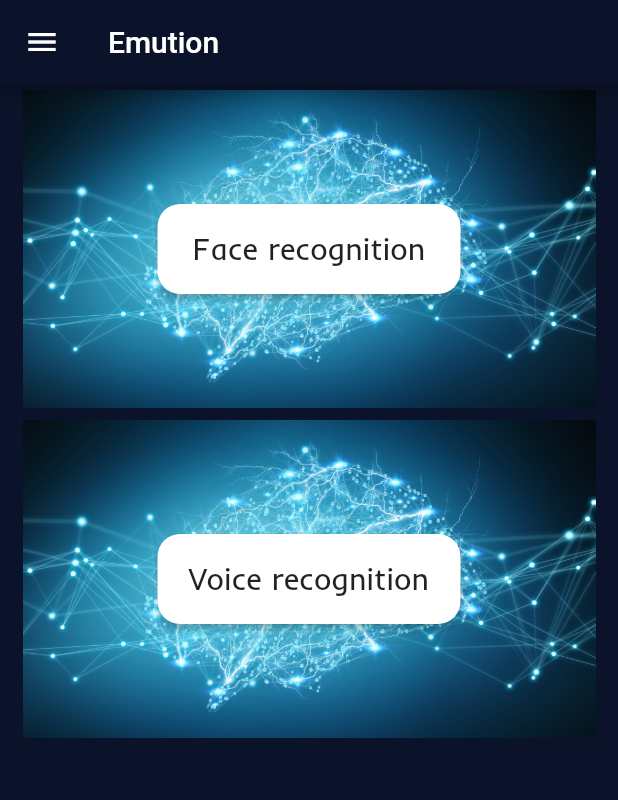
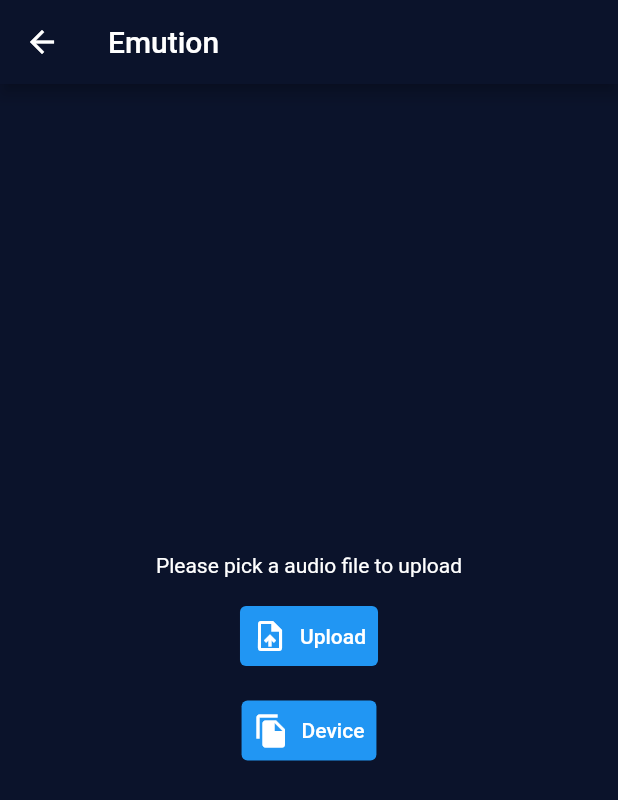
Before and after one commit to DataScienceGroupProject/frontend, a Flutter app: the home_Screen_1 screen opened directly, after a tap on "Voice recognition", on a phone screen of 412 x 824 dp. Shown: the top 800 px of the screen. Run offline on Flutter 3.47's test engine with Material 2 defaults, Android fonts, the phone set to English and light mode, and no system bars; our stand-ins replace file_picker, flutter_signin_button, image_picker.

Commit message:
third commit

```diff
--- a/project 1/flutter_application_1/lib/face recognition screen.dart
+++ b/project 1/flutter_application_1/lib/face recognition screen.dart
@@ -17,7 +17,7 @@ class _face_recognitionState extends State<face_recognition> {
 
   uploadImage()
   async {
-    final request = http.MultipartRequest("POST", Uri.parse("https://cb57-2402-4000-2280-b66e-29bf-cc6f-6ea6-59cb.ap.ngrok.io/upload"));
+    final request = http.MultipartRequest("POST", Uri.parse("https://9bc6-2402-4000-2280-b66e-fd61-2d8b-58c3-da2d.in.ngrok.io/upload"));
 
     final headers = {"Content-type": "multipart/form-data"};
     request.files.add(http.MultipartFile('image', selectedImage!.readAsBytes().asStream(),selectedImage!.lengthSync(), filename:selectedImage!.path.split("/").last ));
--- a/project 1/flutter_application_1/lib/home_page.dart
+++ b/project 1/flutter_application_1/lib/home_page.dart
@@ -1,6 +1,6 @@
 import 'package:flutter/material.dart';
 import 'package:flutter_application_1/sidebar.dart';
-
+import 'package:flutter_application_1/voice%20recognition.dart';
 import 'face recognition screen.dart';
 
 
@@ -79,7 +79,12 @@ class _home_Screen_1State extends State<home_Screen_1> {
                       shape: RoundedRectangleBorder(
                           borderRadius: BorderRadius.circular(15)
                       ),
-                      onPressed: () {},
+                      onPressed: () {
+                        Navigator.of(context).push(MaterialPageRoute(builder:(_)
+                        {
+                          return const voice_recognition();
+                        }));
+                      },
                       child:const Text("Voice recognition",style:TextStyle(
                         fontFamily:'Inder-Regular',
                         fontSize:20,
--- /dev/null
+++ b/project 1/flutter_application_1/lib/voice recognition.dart
@@ -0,0 +1,136 @@
+import 'dart:convert';
+import 'dart:io';
+import 'package:file_picker/file_picker.dart';
+import 'package:flutter/material.dart';
+import 'package:image_picker/image_picker.dart';
+import 'package:http/http.dart' as http;
+
+class voice_recognition extends StatefulWidget {
+  const voice_recognition({Key? key}) : super(key: key);
+
+  @override
+  State<voice_recognition> createState() => _voice_recognitionState();
+}
+
+class _voice_recognitionState extends State<voice_recognition> {
+  File? selectedImage;
+  String? message = "";
+
+  FilePickerResult? result;
+  String? _fileName;
+  PlatformFile? pickedfile;
+  bool isLoading = false;
+  File? fileToDisplay;
+
+  pickFile() async
+  {
+    setState(() {
+      isLoading = true;
+    });
+    result = await FilePicker.platform.pickFiles(
+      type:FileType.any,
+      allowMultiple:false,
+    );
+
+    if(result!= null){
+      _fileName = result!.files.first.name;
+      pickedfile = result!.files.first;
+      fileToDisplay =File(pickedfile!.path.toString());
+
+      print("file name $_fileName");
+    }
+
+
+    setState(() {
+      isLoading = false;
+    });
+
+  }
+
+  // uploadImage()
+  // async {
+  //   final request = http.MultipartRequest("POST", Uri.parse("https://9bc6-2402-4000-2280-b66e-fd61-2d8b-58c3-da2d.in.ngrok.io/upload"));
+  //
+  //   final headers = {"Content-type": "multipart/form-data"};
+  //   request.files.add(http.MultipartFile('image', selectedImage!.readAsBytes().asStream(),selectedImage!.lengthSync(), filename:selectedImage!.path.split("/").last ));
+  //
+  //   request.headers.addAll(headers);
+  //   final response =await request.send();
+  //   http.Response res =  await http.Response.fromStream(response);
+  //   final resJson = jsonDecode(res.body);
+  //   message = resJson['message'];
+  //   setState(() {
+  //
+  //   });
+  // }
+
+
+  // Future getImage()
+  // async {
+  //   final pickedImage = await ImagePicker().getImage(source:ImageSource.gallery);
+  //   setState(() {
+  //     selectedImage = File(pickedImage!.path);
+  //   });
+  // }
+  //
+  // Future getImageCamera()
+  // async {
+  //   final pickedImage = await ImagePicker().getImage(source:ImageSource.camera);
+  //   setState(() {
+  //     selectedImage = File(pickedImage!.path);
+  //   });
+  // }
+
+  @override
+  Widget build(BuildContext context) {
+    return Scaffold(
+      backgroundColor:const Color(0xFF0B132B),
+      appBar:AppBar(
+        backgroundColor: const Color(0xFF0B132B),
+        title:const Text("Emution"),
+      ),
+      body:Center(
+        child:Column(
+          mainAxisAlignment:MainAxisAlignment.center,
+          children: [
+            fileToDisplay == null ? const Text("Please pick a audio file to upload",
+              style: TextStyle(color:Colors.white ),):Image.file(fileToDisplay!),
+            const SizedBox(height:15),
+            TextButton.icon(
+              onPressed:(){},
+              icon: const Icon(Icons.upload_file,color:Colors.white,),
+              label:const Text("Upload",style:TextStyle(color:Colors.white),),
+              style:ButtonStyle(
+                backgroundColor: MaterialStateProperty.all(Colors.blue),
+
+              ),
+
+            ),
+            const SizedBox(height:15),
+            Center(
+              child: Row(
+                crossAxisAlignment:CrossAxisAlignment.center,
+                mainAxisAlignment: MainAxisAlignment.center,
+                children: [
+                  TextButton.icon(
+                    onPressed:pickFile,
+                    icon: const Icon(Icons.file_copy,color:Colors.white,),
+                    label:const Text("Device",style:TextStyle(color:Colors.white),),
+                    style:ButtonStyle(
+                      backgroundColor: MaterialStateProperty.all(Colors.blue),
+
+                    ),
+
+                  ),
+
+                  ],
+              ),
+            )
+
+          ],
+        ),
+      ),
+
+    );
+  }
+}
--- a/project 1/flutter_application_1/pubspec.yaml
+++ b/project 1/flutter_application_1/pubspec.yaml
@@ -31,6 +31,7 @@ dependencies:
   http: ^0.13.3
   image_picker: ^0.8.6+1
   path_provider: ^2.0.12
+  file_picker: ^5.2.2
 
 dev_dependencies:
   flutter_test:
```
Also changed, not shown: project 1/flutter_application_1/pubspec.lock.
